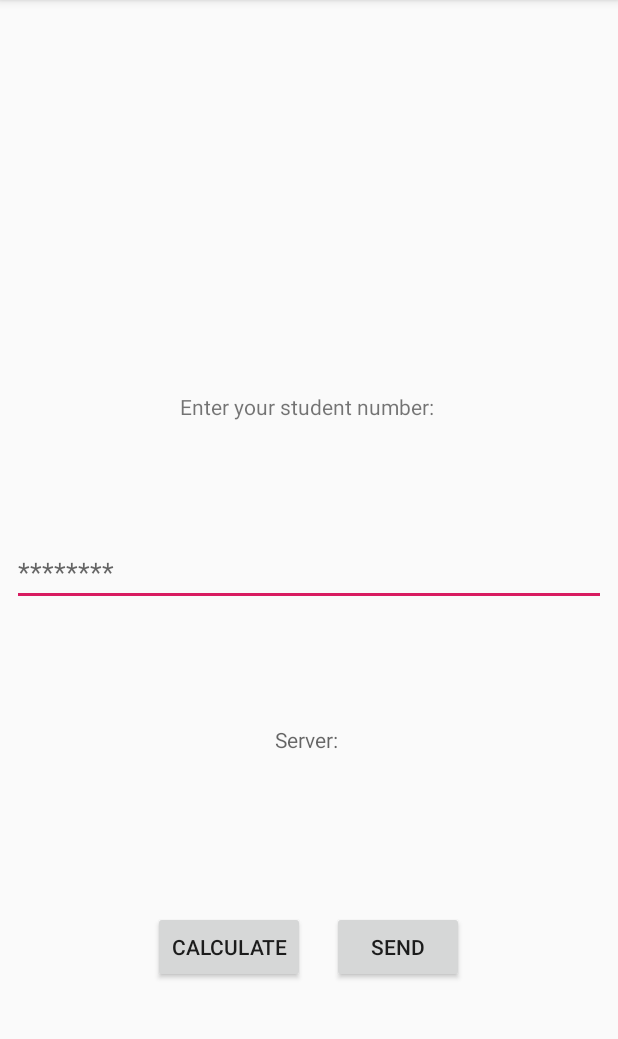
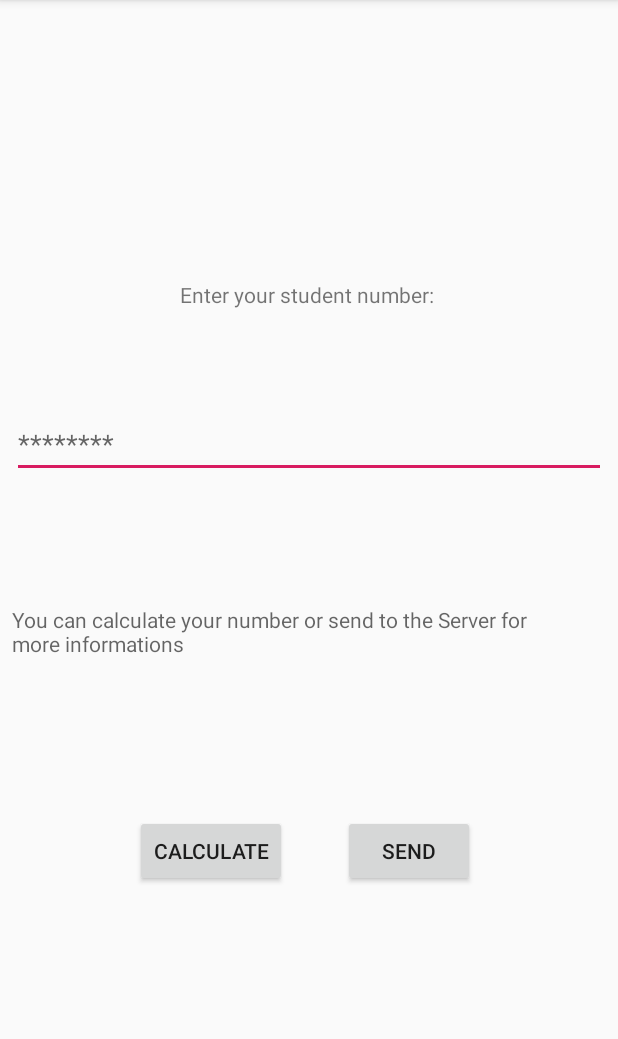
Before and after one commit to annawallner/IceCreamSandwich, an Android app: the screen it shows after launch (MainActivity), on a phone screen of 412 x 824 dp, the part 84-1123 px from its top. Run offline under Robolectric (Android 15) with nearby library versions, the phone set to English and light mode, and no system bars.

Commit message:
o to j converted successfully

```diff
--- a/app/src/main/java/com/example/icecreamsandwich/MainActivity.java
+++ b/app/src/main/java/com/example/icecreamsandwich/MainActivity.java
@@ -92,7 +92,7 @@ public class MainActivity extends AppCompatActivity implements View.OnClickListe
                         public void run() {
 
                             if (st.trim().length() != 0)
-                                serverReply.setText(st + '\n' + '\n' );
+                                serverReply.setText(st);
                         }
                     });
 
@@ -108,7 +108,7 @@ public class MainActivity extends AppCompatActivity implements View.OnClickListe
         thread.start();
     }
 
-    private String calculate() throws IOException{
+    private String calculate() throws IOException {
         input = sendMessage.getText().toString();
         int counter = 0;
         char[] splitted = input.toCharArray();
@@ -121,21 +121,20 @@ public class MainActivity extends AppCompatActivity implements View.OnClickListe
 
             switch (counter % 2) {
                 case 0:
-                    case0[i] = splitted[i];
-                    break;
-
-                case 1:
-                    if (splitted[i] == 0) {
+                    if (splitted[i] == '0'){
                         case1[i] = 'j';
-                    } else {
+                    }else {
                         int castToInt = (int) splitted[i] + 48;
                         char assci = (char) castToInt;
                         case1[i] = assci;
                     }
+                    break;
 
+                case 1:
+                        case0[i] = splitted[i];
+                    break;
             }
         }
-
         output = Character.toString(case0[0]);
 
         for (int i = 1; i < input.length(); i++) {
@@ -146,6 +145,6 @@ public class MainActivity extends AppCompatActivity implements View.OnClickListe
             }
         }
 
-    return output;
+        return output;
     }
 }
--- a/app/src/main/res/layout/activity_main.xml
+++ b/app/src/main/res/layout/activity_main.xml
@@ -18,61 +18,58 @@
         android:text="Send"
         app:layout_constraintBottom_toBottomOf="parent"
         app:layout_constraintEnd_toEndOf="parent"
-        app:layout_constraintHorizontal_bias="0.693"
+        app:layout_constraintHorizontal_bias="0.716"
         app:layout_constraintStart_toStartOf="parent"
         app:layout_constraintTop_toTopOf="parent"
-        app:layout_constraintVertical_bias="0.851" />
+        app:layout_constraintVertical_bias="0.76" />
 
     <TextView
         android:id="@+id/textView"
         android:layout_width="wrap_content"
         android:layout_height="wrap_content"
         android:layout_marginStart="8dp"
-        android:layout_marginLeft="8dp"
         android:layout_marginTop="8dp"
         android:layout_marginEnd="8dp"
-        android:layout_marginRight="8dp"
         android:layout_marginBottom="8dp"
         android:text="Enter your student number: "
         app:layout_constraintBottom_toBottomOf="parent"
         app:layout_constraintEnd_toEndOf="parent"
         app:layout_constraintStart_toStartOf="parent"
         app:layout_constraintTop_toTopOf="parent"
-        app:layout_constraintVertical_bias="0.346" />
+        app:layout_constraintVertical_bias="0.244" />
 
     <TextView
         android:id="@+id/textView2"
-        android:layout_width="wrap_content"
-        android:layout_height="wrap_content"
+        android:layout_width="362dp"
+        android:layout_height="66dp"
         android:layout_marginStart="8dp"
-        android:layout_marginLeft="8dp"
         android:layout_marginTop="8dp"
         android:layout_marginEnd="8dp"
-        android:layout_marginRight="8dp"
         android:layout_marginBottom="8dp"
-        android:hint="Server: "
+        android:hint="You can calculate your number or send to the Server for more informations "
         app:layout_constraintBottom_toBottomOf="parent"
         app:layout_constraintEnd_toEndOf="parent"
+        app:layout_constraintHorizontal_bias="0.0"
         app:layout_constraintStart_toStartOf="parent"
         app:layout_constraintTop_toTopOf="parent"
-        app:layout_constraintVertical_bias="0.649" />
+        app:layout_constraintVertical_bias="0.576" />
 
     <EditText
         android:id="@+id/editText"
         android:layout_width="match_parent"
         android:layout_height="40dp"
         android:layout_marginStart="8dp"
-        android:layout_marginLeft="8dp"
         android:layout_marginTop="8dp"
         android:layout_marginEnd="8dp"
-        android:layout_marginRight="8dp"
         android:layout_marginBottom="8dp"
         android:hint="********"
         android:inputType="numberDecimal"
         app:layout_constraintBottom_toBottomOf="parent"
         app:layout_constraintEnd_toEndOf="parent"
+        app:layout_constraintHorizontal_bias="0.0"
         app:layout_constraintStart_toStartOf="parent"
-        app:layout_constraintTop_toTopOf="parent" />
+        app:layout_constraintTop_toTopOf="parent"
+        app:layout_constraintVertical_bias="0.38" />
 
     <Button
         android:id="@+id/button2"
@@ -86,9 +83,9 @@
         android:text="Calculate"
         app:layout_constraintBottom_toBottomOf="parent"
         app:layout_constraintEnd_toEndOf="parent"
-        app:layout_constraintHorizontal_bias="0.319"
+        app:layout_constraintHorizontal_bias="0.279"
         app:layout_constraintStart_toStartOf="parent"
         app:layout_constraintTop_toTopOf="parent"
-        app:layout_constraintVertical_bias="0.851" />
+        app:layout_constraintVertical_bias="0.76" />
 
 </android.support.constraint.ConstraintLayout>
```
